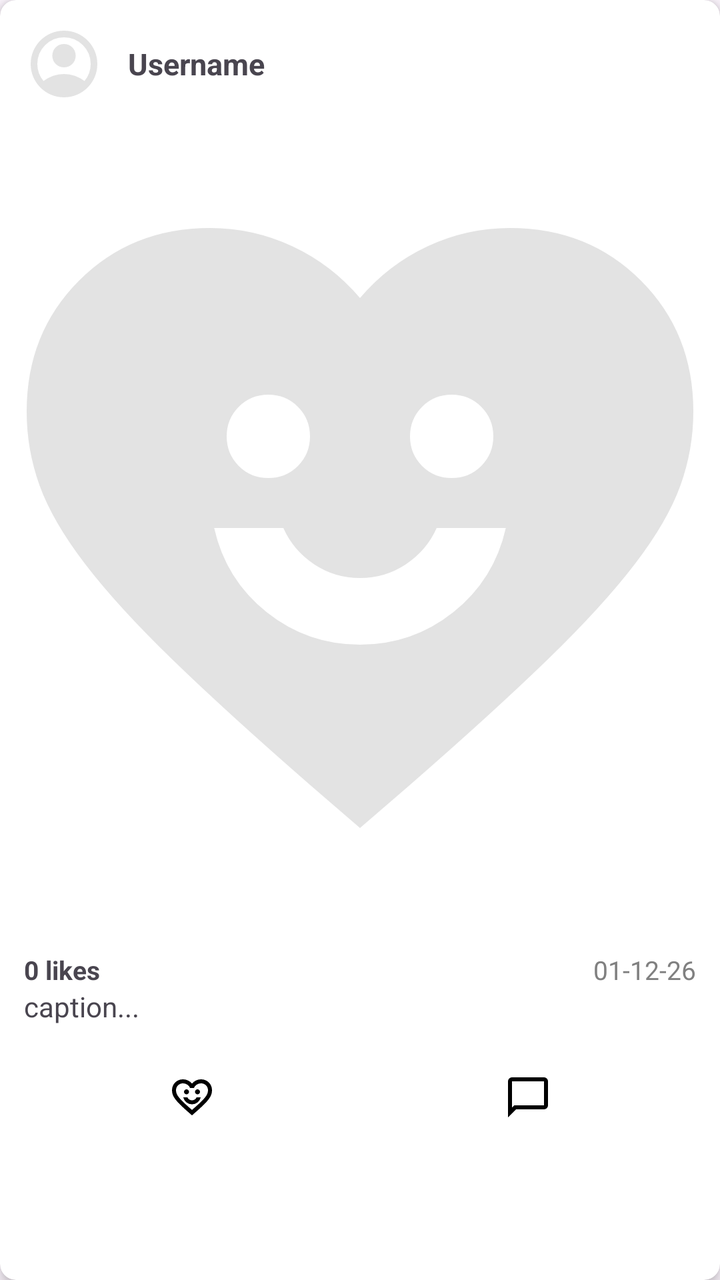
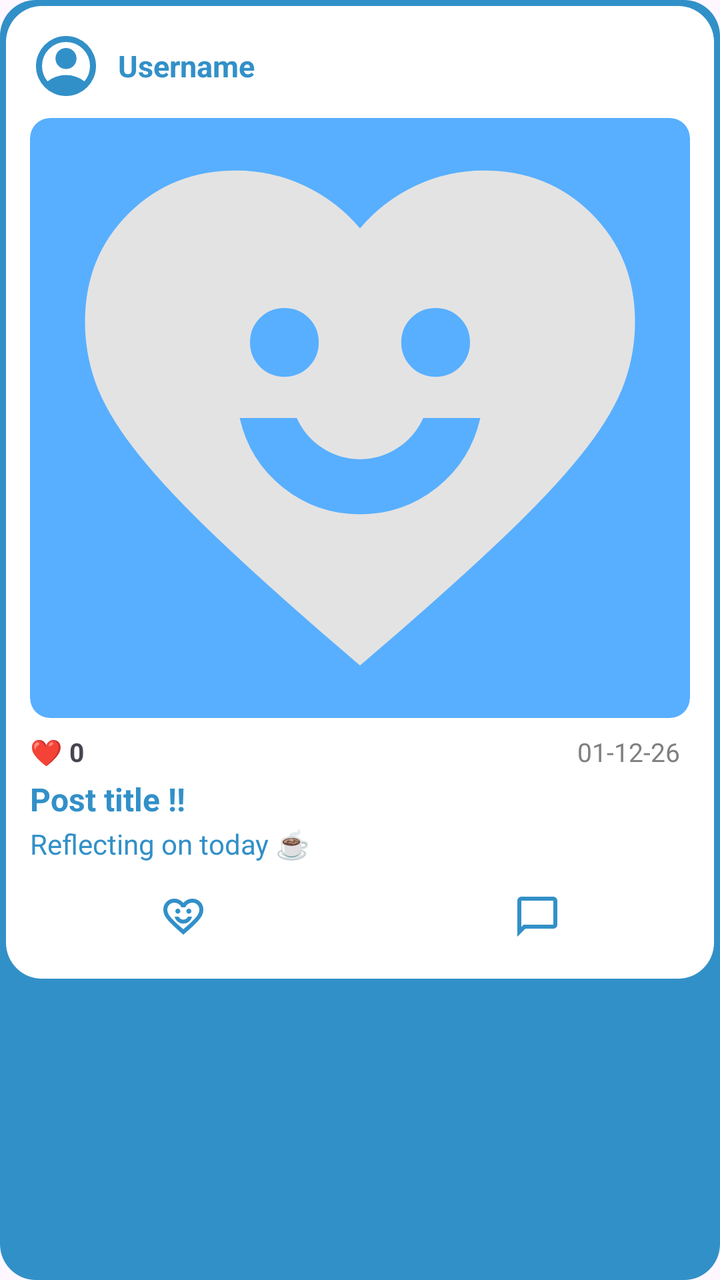

The first picture is an Android layout as it rendered before a commit; the second is the same layout after the commit. The layout source and the unified diff follow.
<!-- AndroidManifest.xml: application theme Theme.BetweenUs -->
<!-- res/layout/item_memory_post.xml -->
<?xml version="1.0" encoding="utf-8"?>
<androidx.cardview.widget.CardView xmlns:android="http://schemas.android.com/apk/res/android"
    xmlns:app="http://schemas.android.com/apk/res-auto"
    android:layout_width="match_parent"
    android:layout_height="wrap_content"
    android:layout_margin="8dp"
    app:cardBackgroundColor="@color/white"
    app:cardCornerRadius="8dp"
    app:cardElevation="4dp">

    <LinearLayout
        android:layout_width="match_parent"
        android:layout_height="wrap_content"
        android:orientation="vertical"
        android:padding="12dp">

        
        <LinearLayout
            android:layout_width="match_parent"
            android:layout_height="wrap_content"
            android:layout_marginBottom="12dp"
            android:orientation="horizontal">

            <ImageView
                android:id="@+id/iv_profile_image"
                android:layout_width="40dp"
                android:layout_height="40dp"
                android:layout_marginEnd="12dp"
                android:src="@drawable/profilebtn_filled" />

            <LinearLayout
                android:layout_width="0dp"
                android:layout_height="wrap_content"
                android:layout_gravity="center_vertical"
                android:layout_weight="1"
                android:orientation="vertical">

                <TextView
                    android:id="@+id/tv_username"
                    android:layout_width="wrap_content"
                    android:layout_height="wrap_content"
                    android:text="Username"
                    android:textSize="15sp"
                    android:textStyle="bold" />

            </LinearLayout>

        </LinearLayout>

        
        <ImageView
            android:id="@+id/iv_image"
            android:layout_width="match_parent"
            android:layout_height="400dp"
            android:layout_marginBottom="12dp"
            android:scaleType="centerCrop"
            android:src="@drawable/memorybtn_filled" />

        
        <LinearLayout
            android:layout_width="match_parent"
            android:layout_height="wrap_content"
            android:orientation="horizontal">

            <TextView
                android:id="@+id/tv_likes"
                android:layout_width="wrap_content"
                android:layout_height="wrap_content"
                android:layout_weight="1"
                android:text="0 likes"
                android:textSize="13sp"
                android:textStyle="bold" />

            <TextView
                android:id="@+id/mem_date"
                android:layout_width="wrap_content"
                android:layout_height="wrap_content"

                android:text="01-12-26"
                android:textColor="#808080"
                android:textSize="13sp" />
        </LinearLayout>

        <TextView
            android:id="@+id/tv_body"
            android:layout_width="match_parent"
            android:layout_height="wrap_content"
            android:layout_marginBottom="12dp"
            android:ellipsize="end"
            android:maxLines="3"
            android:text="caption..."
            android:textSize="14sp" />

        
        <LinearLayout
            android:layout_width="match_parent"
            android:layout_height="wrap_content"
            android:orientation="horizontal">

            <ImageButton
                android:id="@+id/btn_like"
                style="?android:attr/borderlessButtonStyle"
                android:layout_width="0dp"
                android:layout_height="wrap_content"
                android:layout_weight="1"
                android:src="@drawable/memorybtn_empty"
                android:textSize="18sp"
                app:tint="@color/black" />

            <ImageButton
                android:id="@+id/btn_comment"
                style="?android:attr/borderlessButtonStyle"
                android:layout_width="0dp"
                android:layout_height="wrap_content"
                android:layout_weight="1"
                android:src="@drawable/chatbtn_empty"
                android:textSize="18sp"
                app:tint="@color/black" />

        </LinearLayout>

    </LinearLayout>
</androidx.cardview.widget.CardView>
<!-- resources referenced by this layout -->
<resources>
  <color name="black">#FF000000</color>
  <color name="white">#FFFFFFFF</color>
  <!-- drawable chatbtn_empty (drawable) -->
  <vector xmlns:android="http://schemas.android.com/apk/res/android"
      android:width="24dp"
      android:height="24dp"
      android:viewportWidth="960"
      android:viewportHeight="960">
    <path
        android:pathData="M80,880v-720q0,-33 23.5,-56.5T160,80h640q33,0 56.5,23.5T880,160v480q0,33 -23.5,56.5T800,720L240,720L80,880ZM206,640h594v-480L160,160v525l46,-45ZM160,640v-480,480Z"
        android:fillColor="#e3e3e3"/>
  </vector>
  <!-- drawable memorybtn_filled (drawable) -->
  <vector xmlns:android="http://schemas.android.com/apk/res/android"
      android:width="24dp"
      android:height="24dp"
      android:viewportWidth="960"
      android:viewportHeight="960">
    <path
        android:pathData="M592,581q49,-39 63,-101h-83q-12,27 -37,43.5T480,540q-30,0 -55,-16.5T388,480h-83q14,62 63,101t112,39q63,0 112,-39ZM405.5,405.5Q420,391 420,370t-14.5,-35.5Q391,320 370,320t-35.5,14.5Q320,349 320,370t14.5,35.5Q349,420 370,420t35.5,-14.5ZM625.5,405.5Q640,391 640,370t-14.5,-35.5Q611,320 590,320t-35.5,14.5Q540,349 540,370t14.5,35.5Q569,420 590,420t35.5,-14.5ZM480,840l-58,-50q-101,-88 -167,-152T150,523q-39,-51 -54.5,-94T80,340q0,-94 63,-157t157,-63q52,0 99,22t81,62q34,-40 81,-62t99,-22q94,0 157,63t63,157q0,46 -15.5,89T810,523q-39,51 -105,115T538,790l-58,50Z"
        android:fillColor="#e3e3e3"/>
  </vector>
  <!-- drawable profilebtn_filled (drawable) -->
  <vector xmlns:android="http://schemas.android.com/apk/res/android"
      android:width="24dp"
      android:height="24dp"
      android:viewportWidth="960"
      android:viewportHeight="960">
    <path
        android:pathData="M234,684q51,-39 114,-61.5T480,600q69,0 132,22.5T726,684q35,-41 54.5,-93T800,480q0,-133 -93.5,-226.5T480,160q-133,0 -226.5,93.5T160,480q0,59 19.5,111t54.5,93ZM380.5,479.5Q340,439 340,380t40.5,-99.5Q421,240 480,240t99.5,40.5Q620,321 620,380t-40.5,99.5Q539,520 480,520t-99.5,-40.5ZM480,880q-83,0 -156,-31.5T197,763q-54,-54 -85.5,-127T80,480q0,-83 31.5,-156T197,197q54,-54 127,-85.5T480,80q83,0 156,31.5T763,197q54,54 85.5,127T880,480q0,83 -31.5,156T763,763q-54,54 -127,85.5T480,880Z"
        android:fillColor="#e3e3e3"/>
  </vector>
  <style name="Theme.BetweenUs" parent="Theme.MaterialComponents.DayNight.NoActionBar">
          
          <item name="colorPrimary">@color/purple_500</item>
          <item name="colorPrimaryVariant">@color/purple_700</item>
          <item name="colorOnPrimary">@color/white</item>
          
          <item name="colorSecondary">@color/teal_200</item>
          <item name="colorSecondaryVariant">@color/teal_700</item>
          <item name="colorOnSecondary">@color/black</item>
          
          <item name="android:statusBarColor">?attr/colorPrimaryVariant</item>
          
      </style>
  <color name="purple_500">#FF6200EE</color>
  <color name="purple_700">#FF3700B3</color>
  <color name="teal_200">#FF03DAC5</color>
  <color name="teal_700">#FF018786</color>
  <!-- unchanged entries left out for length: 1 -->
</resources>

<!-- the commit's change to res/layout/item_memory_post.xml (unified diff, before → after) -->
@@ -1,123 +1,172 @@
 <?xml version="1.0" encoding="utf-8"?>
 <androidx.cardview.widget.CardView xmlns:android="http://schemas.android.com/apk/res/android"
     xmlns:app="http://schemas.android.com/apk/res-auto"
+
     android:layout_width="match_parent"
     android:layout_height="wrap_content"
-    android:layout_margin="8dp"
-    app:cardBackgroundColor="@color/white"
-    app:cardCornerRadius="8dp"
-    app:cardElevation="4dp">
+    android:layout_margin="12dp"
+    app:cardBackgroundColor="@android:color/white"
+    app:cardCornerRadius="18dp"
+    app:cardElevation="3dp">
 
     <LinearLayout
         android:layout_width="match_parent"
-        android:layout_height="wrap_content"
-        android:orientation="vertical"
-        android:padding="12dp">
+        android:layout_height="match_parent"
+        android:background="#3290c8"
+        android:padding="3dp">
 
-        
         <LinearLayout
             android:layout_width="match_parent"
             android:layout_height="wrap_content"
-            android:layout_marginBottom="12dp"
-            android:orientation="horizontal">
+            android:background="@drawable/image_round"
+            android:backgroundTint="@color/white"
+            android:orientation="vertical"
+            android:padding="12dp">
 
-            <ImageView
-                android:id="@+id/iv_profile_image"
-                android:layout_width="40dp"
-                android:layout_height="40dp"
-                android:layout_marginEnd="12dp"
-                android:src="@drawable/profilebtn_filled" />
+            
+            <LinearLayout
+                android:layout_width="match_parent"
+                android:layout_height="wrap_content"
+                android:layout_marginBottom="8dp"
+                android:orientation="horizontal">
 
-            <LinearLayout
-                android:layout_width="0dp"
-                android:layout_height="wrap_content"
-                android:layout_gravity="center_vertical"
-                android:layout_weight="1"
-                android:orientation="vertical">
+                <ImageView
+                    android:id="@+id/iv_profile_image"
+                    android:layout_width="36dp"
+                    android:layout_height="36dp"
+                    android:layout_marginEnd="8dp"
+                    android:src="@drawable/profilebtn_filled"
+                    app:tint="#3290c8" />
 
                 <TextView
                     android:id="@+id/tv_username"
                     android:layout_width="wrap_content"
                     android:layout_height="wrap_content"
+                    android:layout_gravity="center_vertical"
                     android:text="Username"
+                    android:textColor="#3290c8"
                     android:textSize="15sp"
                     android:textStyle="bold" />
+            </LinearLayout>
+
+
+            
+            <ImageView
+                android:id="@+id/iv_image"
+                android:layout_width="match_parent"
+                android:layout_height="300dp"
+                android:layout_marginBottom="8dp"
+                android:background="@drawable/image_round_2"
+                android:backgroundTint="#58AFFF"
+                android:clipToOutline="true"
+                android:scaleType="centerCrop"
+                android:src="@drawable/memorybtn_filled" />
+
+
+            
+            <LinearLayout
+                android:layout_width="match_parent"
+                android:layout_height="wrap_content"
+                android:layout_marginBottom="4dp"
+                android:orientation="horizontal">
+
+                <TextView
+                    android:id="@+id/tv_likes"
+                    android:layout_width="wrap_content"
+                    android:layout_height="wrap_content"
+                    android:layout_weight="1"
+                    android:text="❤ 0"
+                    android:textSize="13sp"
+                    android:textStyle="bold" />
+
+                
+                
+                
+                
+                
+                
+                
+                
+                
+
+                
+                
+                
+                
+                
+                
+                
+                
+                
+
+                <TextView
+                    android:id="@+id/mem_date"
+                    android:layout_width="wrap_content"
+                    android:layout_height="wrap_content"
+                    android:layout_marginEnd="5dp"
+                    android:text="01-12-26"
+
+                    android:textColor="#808080"
+                    android:textSize="13sp" />
+            </LinearLayout>
+
+
+            
+            <TextView
+                android:id="@+id/tv_title"
+                android:layout_width="wrap_content"
+                android:layout_height="wrap_content"
+                android:layout_marginBottom="2dp"
+                android:text="Post title !!"
+                android:textColor="#3290c8"
+                android:textSize="16sp"
+                android:textStyle="bold" />
+
+
+            
+            <TextView
+                android:id="@+id/tv_body"
+                android:layout_width="match_parent"
+                android:layout_height="wrap_content"
+                android:layout_marginBottom="8dp"
+                android:ellipsize="end"
+                android:maxLines="3"
+                android:text="Reflecting on today ☕"
+                android:textColor="#3290c8"
+                android:textSize="14sp" />
+
+
+            
+            <LinearLayout
+                android:layout_width="match_parent"
+                android:layout_height="wrap_content"
+                android:gravity="center"
+                android:orientation="horizontal">
+
+                <ImageButton
+                    android:id="@+id/btn_like"
+                    style="?android:attr/borderlessButtonStyle"
+                    android:layout_width="0dp"
+                    android:layout_height="38dp"
+                    android:layout_weight="1"
+                    android:scaleType="center"
+                    android:src="@drawable/memorybtn_empty"
+                    app:tint="#3290c8" />
+
+                <ImageButton
+                    android:id="@+id/btn_comment"
+                    style="?android:attr/borderlessButtonStyle"
+                    android:layout_width="0dp"
+                    android:layout_height="38dp"
+                    android:layout_marginStart="24dp"
+                    android:layout_weight="1"
+                    android:src="@drawable/chatbtn_empty"
+                    app:tint="#3290c8" />
 
             </LinearLayout>
 
         </LinearLayout>
 
-        
-        <ImageView
-            android:id="@+id/iv_image"
-            android:layout_width="match_parent"
-            android:layout_height="400dp"
-            android:layout_marginBottom="12dp"
-            android:scaleType="centerCrop"
-            android:src="@drawable/memorybtn_filled" />
+    </LinearLayout>
 
-        
-        <LinearLayout
-            android:layout_width="match_parent"
-            android:layout_height="wrap_content"
-            android:orientation="horizontal">
-
-            <TextView
-                android:id="@+id/tv_likes"
-                android:layout_width="wrap_content"
-                android:layout_height="wrap_content"
-                android:layout_weight="1"
-                android:text="0 likes"
-                android:textSize="13sp"
-                android:textStyle="bold" />
-
-            <TextView
-                android:id="@+id/mem_date"
-                android:layout_width="wrap_content"
-                android:layout_height="wrap_content"
-
-                android:text="01-12-26"
-                android:textColor="#808080"
-                android:textSize="13sp" />
-        </LinearLayout>
-
-        <TextView
-            android:id="@+id/tv_body"
-            android:layout_width="match_parent"
-            android:layout_height="wrap_content"
-            android:layout_marginBottom="12dp"
-            android:ellipsize="end"
-            android:maxLines="3"
-            android:text="caption..."
-            android:textSize="14sp" />
-
-        
-        <LinearLayout
-            android:layout_width="match_parent"
-            android:layout_height="wrap_content"
-            android:orientation="horizontal">
-
-            <ImageButton
-                android:id="@+id/btn_like"
-                style="?android:attr/borderlessButtonStyle"
-                android:layout_width="0dp"
-                android:layout_height="wrap_content"
-                android:layout_weight="1"
-                android:src="@drawable/memorybtn_empty"
-                android:textSize="18sp"
-                app:tint="@color/black" />
-
-            <ImageButton
-                android:id="@+id/btn_comment"
-                style="?android:attr/borderlessButtonStyle"
-                android:layout_width="0dp"
-                android:layout_height="wrap_content"
-                android:layout_weight="1"
-                android:src="@drawable/chatbtn_empty"
-                android:textSize="18sp"
-                app:tint="@color/black" />
-
-        </LinearLayout>
-
-    </LinearLayout>
 </androidx.cardview.widget.CardView>
<!-- resource entries referenced after the edit -->
@@ -12,6 +12,16 @@
         android:pathData="M80,880v-720q0,-33 23.5,-56.5T160,80h640q33,0 56.5,23.5T880,160v480q0,33 -23.5,56.5T800,720L240,720L80,880ZM206,640h594v-480L160,160v525l46,-45ZM160,640v-480,480Z"
         android:fillColor="#e3e3e3"/>
   </vector>
+  <!-- drawable image_round (drawable) -->
+  <?xml version="1.0" encoding="utf-8"?>
+  <shape xmlns:android="http://schemas.android.com/apk/res/android">
+      <corners android:radius="18dp"/>
+  </shape>
+  <!-- drawable image_round_2 (drawable) -->
+  <?xml version="1.0" encoding="utf-8"?>
+  <shape xmlns:android="http://schemas.android.com/apk/res/android">
+      <corners android:radius="10dp"/>
+  </shape>
   <!-- drawable memorybtn_filled (drawable) -->
   <vector xmlns:android="http://schemas.android.com/apk/res/android"
       android:width="24dp"
